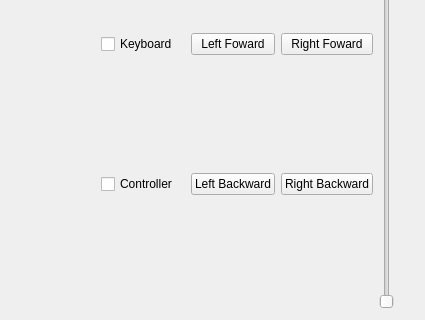
Before: the Qt Designer form resource/rover.ui in robotique-udes/rover, drawn with Qt 5; both pictures show x 0 to 425 and y 230 to 550 of the 425 by 550 pixel window.
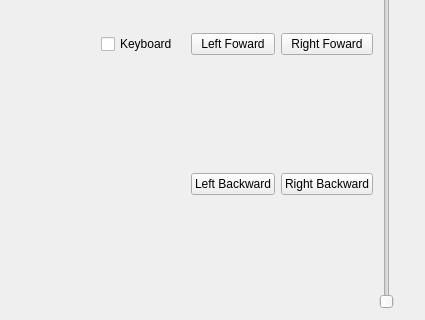
After: the same form once the commit is applied.

Commit message: publish command

What changed in the file:
```diff
--- a/resource/rover.ui
+++ b/resource/rover.ui
@@ -23,13 +23,6 @@
        </property>
       </widget>
      </item>
-     <item row="2" column="1">
-      <widget class="QCheckBox" name="controller_check_box">
-       <property name="text">
-        <string>Controller</string>
-       </property>
-      </widget>
-     </item>
      <item row="2" column="2">
       <widget class="QPushButton" name="left_backward_btn">
        <property name="text">
```
The commit also changes 1 other file.
